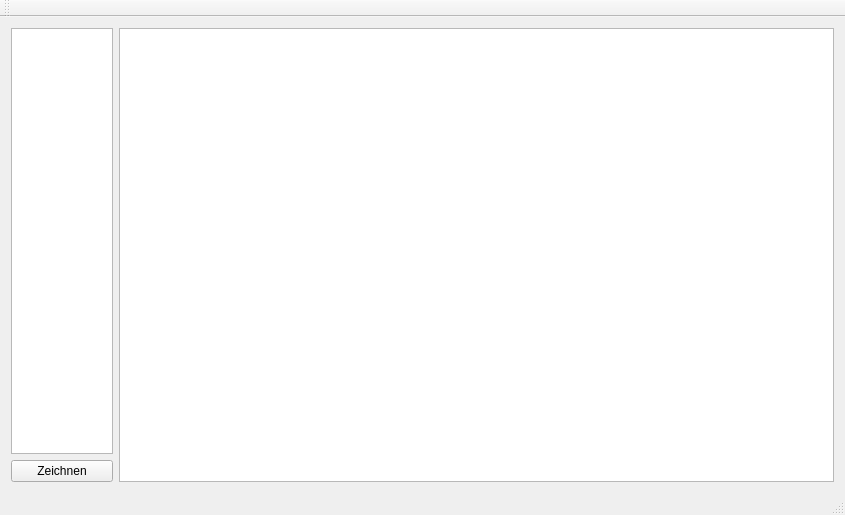
Before: the Qt Designer form src/mainwindow.ui in 3ricS/NOR, drawn with Qt 5.
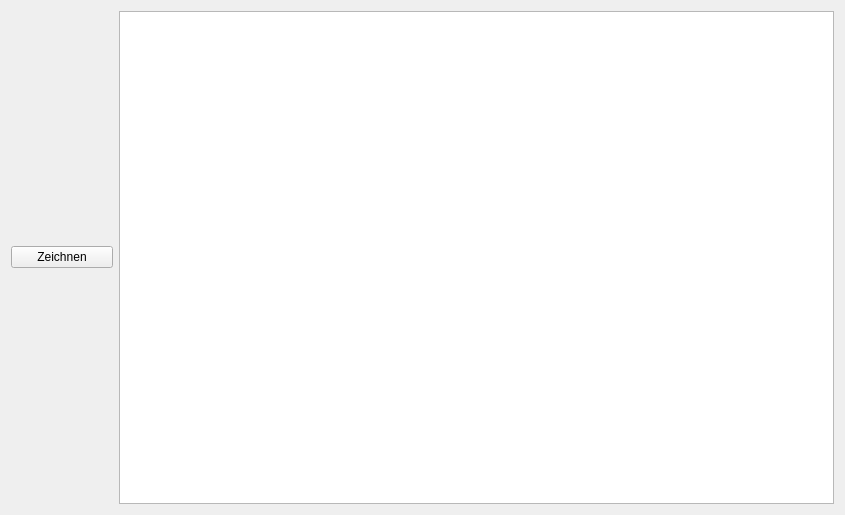
After: the same form once the commit is applied.

Commit message: Entfernen des ListViews

Diff of the .ui file:
```diff
--- a/src/mainwindow.ui
+++ b/src/mainwindow.ui
@@ -15,24 +15,27 @@
   </property>
   <widget class="QWidget" name="centralWidget">
    <layout class="QGridLayout" name="gridLayout">
-    <item row="0" column="0">
+    <item row="0" column="1">
      <layout class="QHBoxLayout" name="horizontalLayout" stretch="1,7">
       <property name="sizeConstraint">
        <enum>QLayout::SetMaximumSize</enum>
       </property>
       <item>
-       <layout class="QVBoxLayout" name="verticalLayout" stretch="1,8">
+       <layout class="QVBoxLayout" name="verticalLayout" stretch="0">
         <property name="spacing">
-         <number>6</number>
+         <number>7</number>
         </property>
         <property name="sizeConstraint">
          <enum>QLayout::SetMaximumSize</enum>
         </property>
-        <item>
-         <widget class="QListView" name="listView"/>
-        </item>
         <item>
          <widget class="QPushButton" name="drawButton">
+          <property name="sizePolicy">
+           <sizepolicy hsizetype="Minimum" vsizetype="Fixed">
+            <horstretch>0</horstretch>
+            <verstretch>0</verstretch>
+           </sizepolicy>
+          </property>
           <property name="text">
            <string>Zeichnen</string>
           </property>
@@ -47,28 +50,6 @@
     </item>
    </layout>
   </widget>
-  <widget class="QMenuBar" name="menuBar">
-   <property name="geometry">
-    <rect>
-     <x>0</x>
-     <y>0</y>
-     <width>845</width>
-     <height>22</height>
-    </rect>
-   </property>
-   <property name="defaultUp">
-    <bool>false</bool>
-   </property>
-  </widget>
-  <widget class="QToolBar" name="mainToolBar">
-   <attribute name="toolBarArea">
-    <enum>TopToolBarArea</enum>
-   </attribute>
-   <attribute name="toolBarBreak">
-    <bool>false</bool>
-   </attribute>
-  </widget>
-  <widget class="QStatusBar" name="statusBar"/>
  </widget>
  <layoutdefault spacing="6" margin="11"/>
  <resources/>
```
The commit also changes 1 other file.
